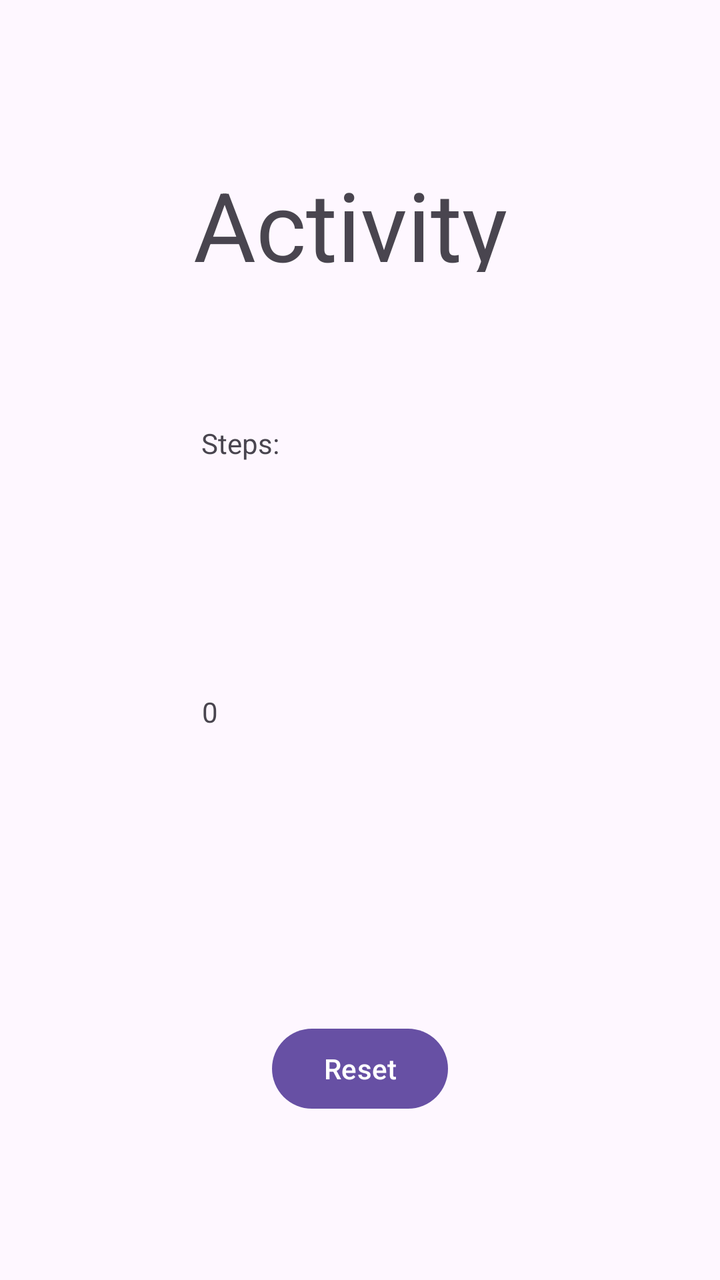
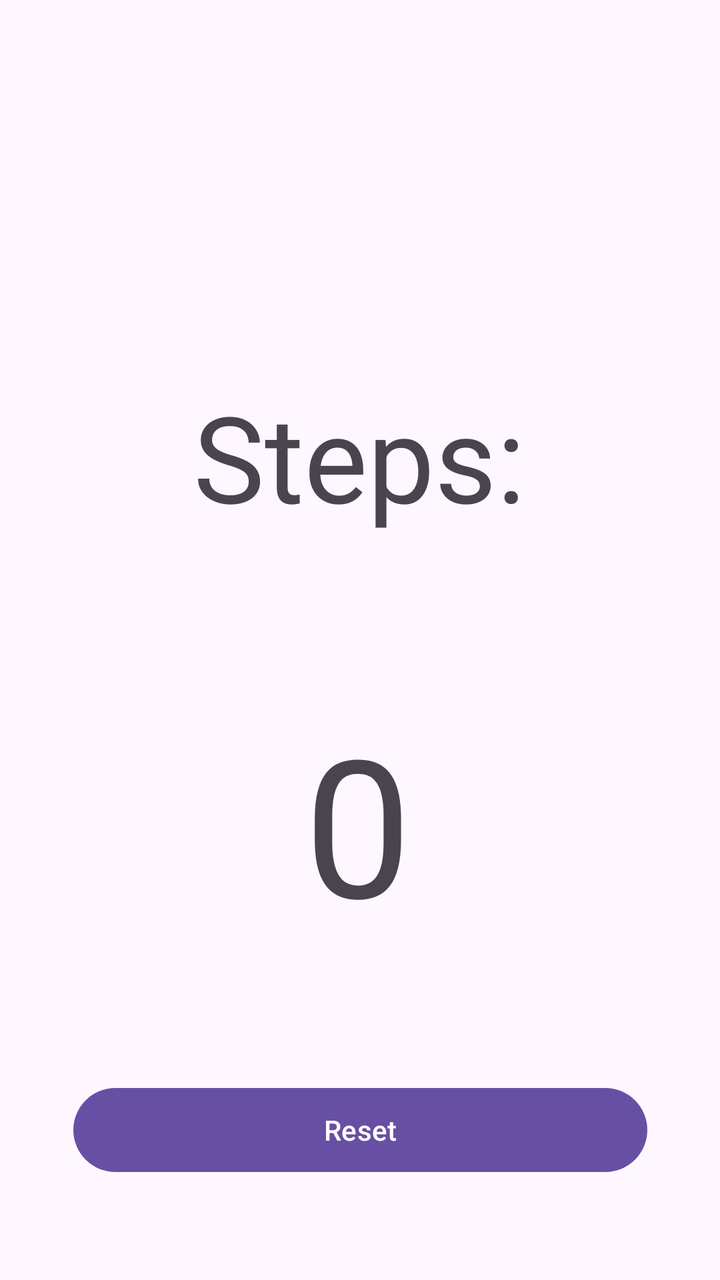

Compare the two renders of this Android layout. The source of the first and the diff that turns it into the second are given below.
<!-- AndroidManifest.xml: application theme Theme.StepCounter -->
<!-- res/layout/activity_main.xml -->
<?xml version="1.0" encoding="utf-8"?>
<androidx.constraintlayout.widget.ConstraintLayout xmlns:android="http://schemas.android.com/apk/res/android"
    xmlns:app="http://schemas.android.com/apk/res-auto"
    xmlns:tools="http://schemas.android.com/tools"
    android:layout_width="match_parent"
    android:layout_height="match_parent"
    tools:context=".MainActivity">

    <TextView
        android:id="@+id/textView2"
        android:layout_width="167dp"
        android:layout_height="56dp"
        android:layout_marginTop="80dp"
        android:text="Activity"
        android:textSize="48sp"
        app:layout_constraintEnd_toEndOf="parent"
        app:layout_constraintStart_toStartOf="parent"
        app:layout_constraintTop_toTopOf="parent" />

    <TextView
        android:id="@+id/textView"
        android:layout_width="159dp"
        android:layout_height="84dp"
        android:layout_marginTop="76dp"
        android:text="Steps:"
        app:layout_constraintEnd_toEndOf="parent"
        app:layout_constraintStart_toStartOf="parent"
        app:layout_constraintTop_toBottomOf="@+id/textView2" />

    <TextView
        android:id="@+id/steps"
        android:layout_width="152dp"
        android:layout_height="82dp"
        android:text="0"
        app:layout_constraintBottom_toBottomOf="parent"
        app:layout_constraintEnd_toEndOf="parent"
        app:layout_constraintHorizontal_bias="0.486"
        app:layout_constraintStart_toStartOf="parent"
        app:layout_constraintTop_toBottomOf="@+id/textView"
        app:layout_constraintVertical_bias="0.192"
        tools:ignore="DuplicateIds" />

    <Button
        android:id="@+id/resestBtn"
        android:layout_width="wrap_content"
        android:layout_height="wrap_content"
        android:text="Reset"
        app:layout_constraintBottom_toBottomOf="parent"
        app:layout_constraintEnd_toEndOf="parent"
        app:layout_constraintStart_toStartOf="parent"
        app:layout_constraintTop_toBottomOf="@+id/steps" />

</androidx.constraintlayout.widget.ConstraintLayout>
<!-- resources referenced by this layout -->
<resources>
  <style name="Theme.StepCounter" parent="Base.Theme.StepCounter" />
  <style name="Base.Theme.StepCounter" parent="Theme.Material3.DayNight.NoActionBar">
          
          
      </style>
</resources>

<!-- the commit's change to res/layout/activity_main.xml (unified diff, before → after) -->
@@ -7,31 +7,26 @@
     tools:context=".MainActivity">
 
     <TextView
-        android:id="@+id/textView2"
-        android:layout_width="167dp"
-        android:layout_height="56dp"
-        android:layout_marginTop="80dp"
-        android:text="Activity"
-        android:textSize="48sp"
+        android:id="@+id/textView"
+        android:layout_width="269dp"
+        android:layout_height="121dp"
+        android:layout_marginTop="188dp"
+        android:lineSpacingExtra="34sp"
+        android:text="Steps:"
+        android:textAlignment="center"
+        android:textSize="60sp"
         app:layout_constraintEnd_toEndOf="parent"
+        app:layout_constraintHorizontal_bias="0.497"
         app:layout_constraintStart_toStartOf="parent"
         app:layout_constraintTop_toTopOf="parent" />
 
     <TextView
-        android:id="@+id/textView"
-        android:layout_width="159dp"
-        android:layout_height="84dp"
-        android:layout_marginTop="76dp"
-        android:text="Steps:"
-        app:layout_constraintEnd_toEndOf="parent"
-        app:layout_constraintStart_toStartOf="parent"
-        app:layout_constraintTop_toBottomOf="@+id/textView2" />
-
-    <TextView
         android:id="@+id/steps"
-        android:layout_width="152dp"
-        android:layout_height="82dp"
+        android:layout_width="267dp"
+        android:layout_height="131dp"
         android:text="0"
+        android:textAlignment="center"
+        android:textSize="96sp"
         app:layout_constraintBottom_toBottomOf="parent"
         app:layout_constraintEnd_toEndOf="parent"
         app:layout_constraintHorizontal_bias="0.486"
@@ -42,12 +37,13 @@
 
     <Button
         android:id="@+id/resestBtn"
-        android:layout_width="wrap_content"
-        android:layout_height="wrap_content"
+        android:layout_width="287dp"
+        android:layout_height="50dp"
         android:text="Reset"
         app:layout_constraintBottom_toBottomOf="parent"
         app:layout_constraintEnd_toEndOf="parent"
         app:layout_constraintStart_toStartOf="parent"
-        app:layout_constraintTop_toBottomOf="@+id/steps" />
+        app:layout_constraintTop_toBottomOf="@+id/steps"
+        app:layout_constraintVertical_bias="0.551" />
 
 </androidx.constraintlayout.widget.ConstraintLayout>
